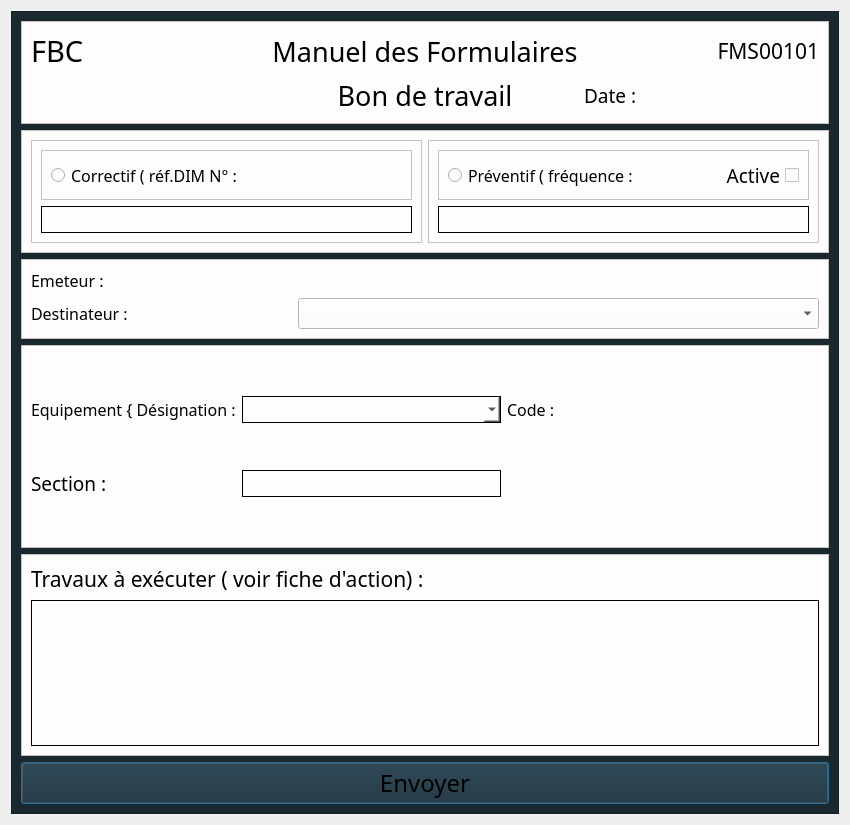
The window that Source/UI/BonTravailUIs/bonTravail.ui (ahmedhamila/GMAO) describes before a commit, drawn with Qt 5.
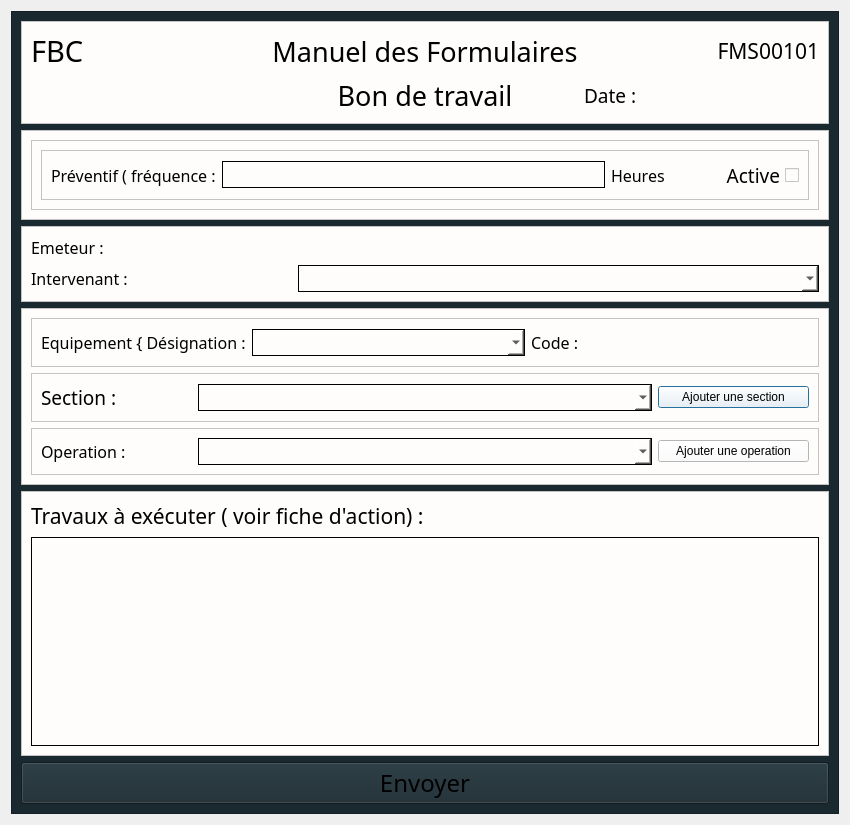
The same window after the commit.

The edit to the form file:
```diff
--- a/Source/UI/BonTravailUIs/bonTravail.ui
+++ b/Source/UI/BonTravailUIs/bonTravail.ui
@@ -34,7 +34,7 @@
      <property name="frameShadow">
       <enum>QFrame::Raised</enum>
      </property>
-     <layout class="QVBoxLayout" name="verticalLayout" stretch="0,0,0,1,1,1">
+     <layout class="QVBoxLayout" name="verticalLayout" stretch="0,0,0,2,3,0">
       <item>
        <widget class="QFrame" name="frame_8">
         <property name="styleSheet">
@@ -135,67 +135,7 @@
         <property name="frameShadow">
          <enum>QFrame::Raised</enum>
         </property>
-        <layout class="QHBoxLayout" name="horizontalLayout" stretch="1,1">
-         <item>
-          <widget class="QFrame" name="frame_2">
-           <property name="frameShape">
-            <enum>QFrame::StyledPanel</enum>
-           </property>
-           <property name="frameShadow">
-            <enum>QFrame::Raised</enum>
-           </property>
-           <layout class="QVBoxLayout" name="verticalLayout_4">
-            <item>
-             <widget class="QFrame" name="frame_10">
-              <property name="frameShape">
-               <enum>QFrame::StyledPanel</enum>
-              </property>
-              <property name="frameShadow">
-               <enum>QFrame::Raised</enum>
-              </property>
-              <layout class="QHBoxLayout" name="horizontalLayout_3">
-               <item>
-                <widget class="QRadioButton" name="radioButtonCorrectif">
-                 <property name="font">
-                  <font>
-                   <family>Modern No. 20</family>
-                   <pointsize>12</pointsize>
-                  </font>
-                 </property>
-                 <property name="text">
-                  <string>Correctif ( réf.DIM N° :</string>
-                 </property>
-                 <attribute name="buttonGroup">
-                  <string notr="true">buttonGroup</string>
-                 </attribute>
-                </widget>
-               </item>
-              </layout>
-             </widget>
-            </item>
-            <item>
-             <widget class="QLineEdit" name="lineEditCorrectif">
-              <property name="maximumSize">
-               <size>
-                <width>1000</width>
-                <height>16777215</height>
-               </size>
-              </property>
-              <property name="font">
-               <font>
-                <pointsize>11</pointsize>
-                <weight>75</weight>
-                <bold>true</bold>
-               </font>
-              </property>
-              <property name="styleSheet">
-               <string notr="true">border: 1px solid back;</string>
-              </property>
-             </widget>
-            </item>
-           </layout>
-          </widget>
-         </item>
+        <layout class="QHBoxLayout" name="horizontalLayout" stretch="1">
          <item>
           <widget class="QFrame" name="frame_3">
            <property name="frameShape">
@@ -213,9 +153,9 @@
               <property name="frameShadow">
                <enum>QFrame::Raised</enum>
               </property>
-              <layout class="QHBoxLayout" name="horizontalLayout_2" stretch="1,1">
+              <layout class="QHBoxLayout" name="horizontalLayout_2" stretch="1,3,0,1">
                <item>
-                <widget class="QRadioButton" name="radioButtonPreventif">
+                <widget class="QLabel" name="label_3">
                  <property name="font">
                   <font>
                    <family>Modern No. 20</family>
@@ -225,9 +165,33 @@
                  <property name="text">
                   <string>Préventif ( fréquence :</string>
                  </property>
-                 <attribute name="buttonGroup">
-                  <string notr="true">buttonGroup</string>
-                 </attribute>
+                </widget>
+               </item>
+               <item>
+                <widget class="QLineEdit" name="lineEditPreventifCuratif">
+                 <property name="font">
+                  <font>
+                   <pointsize>12</pointsize>
+                   <weight>75</weight>
+                   <bold>true</bold>
+                  </font>
+                 </property>
+                 <property name="styleSheet">
+                  <string notr="true">border: 1px solid back;</string>
+                 </property>
+                </widget>
+               </item>
+               <item>
+                <widget class="QLabel" name="label_5">
+                 <property name="font">
+                  <font>
+                   <family>Modern No. 20</family>
+                   <pointsize>12</pointsize>
+                  </font>
+                 </property>
+                 <property name="text">
+                  <string>Heures</string>
+                 </property>
                 </widget>
                </item>
                <item>
@@ -252,20 +216,6 @@
               </layout>
              </widget>
             </item>
-            <item>
-             <widget class="QLineEdit" name="lineEditPreventif">
-              <property name="font">
-               <font>
-                <pointsize>11</pointsize>
-                <weight>75</weight>
-                <bold>true</bold>
-               </font>
-              </property>
-              <property name="styleSheet">
-               <string notr="true">border: 1px solid back;</string>
-              </property>
-             </widget>
-            </item>
            </layout>
           </widget>
          </item>
@@ -293,7 +243,7 @@
             </font>
            </property>
            <property name="text">
-            <string>Destinateur :</string>
+            <string>Intervenant :</string>
            </property>
           </widget>
          </item>
@@ -314,8 +264,10 @@
           <widget class="QLabel" name="labelEmetteur">
            <property name="font">
             <font>
-             <family>Modern No. 20</family>
+             <family>MS Shell Dlg 2</family>
              <pointsize>12</pointsize>
+             <weight>75</weight>
+             <bold>true</bold>
             </font>
            </property>
            <property name="styleSheet">
@@ -335,6 +287,9 @@
              <bold>true</bold>
             </font>
            </property>
+           <property name="styleSheet">
+            <string notr="true">border: 1px solid back;height:25px;</string>
+           </property>
           </widget>
          </item>
         </layout>
@@ -351,98 +306,195 @@
         <property name="frameShadow">
          <enum>QFrame::Raised</enum>
         </property>
-        <layout class="QGridLayout" name="gridLayout_4">
-         <item row="0" column="1">
-          <widget class="QComboBox" name="comboBoxEquipement">
-           <property name="font">
-            <font>
-             <pointsize>12</pointsize>
-             <weight>75</weight>
-             <bold>true</bold>
-            </font>
+        <layout class="QVBoxLayout" name="verticalLayout_4" stretch="1,1,0">
+         <item>
+          <widget class="QFrame" name="frame_2">
+           <property name="frameShape">
+            <enum>QFrame::StyledPanel</enum>
            </property>
-           <property name="styleSheet">
-            <string notr="true">border: 1px solid back;height:25px;</string>
+           <property name="frameShadow">
+            <enum>QFrame::Raised</enum>
            </property>
+           <layout class="QHBoxLayout" name="horizontalLayout_3" stretch="1,2,1,1">
+            <item>
+             <widget class="QLabel" name="label_8">
+              <property name="font">
+               <font>
+                <family>Modern No. 20</family>
+                <pointsize>12</pointsize>
+               </font>
+              </property>
+              <property name="text">
+               <string>Equipement { Désignation :</string>
+              </property>
+             </widget>
+            </item>
+            <item>
+             <widget class="QComboBox" name="comboBoxEquipement">
+              <property name="font">
+               <font>
+                <pointsize>12</pointsize>
+                <weight>75</weight>
+                <bold>true</bold>
+               </font>
+              </property>
+              <property name="styleSheet">
+               <string notr="true">border: 1px solid back;height:25px;</string>
+              </property>
+             </widget>
+            </item>
+            <item>
+             <widget class="QLabel" name="label_9">
+              <property name="font">
+               <font>
+                <family>Modern No. 20</family>
+                <pointsize>12</pointsize>
+               </font>
+              </property>
+              <property name="text">
+               <string>Code :</string>
+              </property>
+             </widget>
+            </item>
+            <item>
+             <widget class="QLabel" name="labelCodeEquipement">
+              <property name="font">
+               <font>
+                <family>MS Shell Dlg 2</family>
+                <pointsize>12</pointsize>
+                <weight>75</weight>
+                <bold>true</bold>
+               </font>
+              </property>
+              <property name="text">
+               <string/>
+              </property>
+             </widget>
+            </item>
+           </layout>
           </widget>
          </item>
-         <item row="2" column="1">
-          <widget class="QLineEdit" name="lineEditSection">
-           <property name="font">
-            <font>
-             <pointsize>11</pointsize>
-             <weight>75</weight>
-             <bold>true</bold>
-            </font>
-           </property>
+         <item>
+          <widget class="QFrame" name="frame_10">
            <property name="styleSheet">
-            <string notr="true">border: 1px solid back;height:25px;</string>
+            <string notr="true"/>
            </property>
-          </widget>
-         </item>
-         <item row="0" column="0">
-          <widget class="QLabel" name="label_8">
-           <property name="font">
-            <font>
-             <family>Modern No. 20</family>
-             <pointsize>12</pointsize>
-            </font>
+           <property name="frameShape">
+            <enum>QFrame::StyledPanel</enum>
            </property>
-           <property name="text">
-            <string>Equipement { Désignation :</string>
+           <property name="frameShadow">
+            <enum>QFrame::Raised</enum>
            </property>
+           <layout class="QHBoxLayout" name="horizontalLayout_4" stretch="1,3,1">
+            <item>
+             <widget class="QLabel" name="label_10">
+              <property name="font">
+               <font>
+                <family>Modern No. 20</family>
+                <pointsize>14</pointsize>
+               </font>
+              </property>
+              <property name="text">
+               <string>Section :</string>
+              </property>
+             </widget>
+            </item>
+            <item>
+             <widget class="QComboBox" name="comboBoxSection">
+              <property name="font">
+               <font>
+                <pointsize>12</pointsize>
+                <weight>75</weight>
+                <bold>true</bold>
+               </font>
+              </property>
+              <property name="styleSheet">
+               <string notr="true">border: 1px solid back;height:25px;</string>
+              </property>
+             </widget>
+            </item>
+            <item>
+             <widget class="QPushButton" name="pushButtonAjoutSection">
+              <property name="cursor">
+               <cursorShape>PointingHandCursor</cursorShape>
+              </property>
+              <property name="styleSheet">
+               <string notr="true">QPushButton{
+height : 25px;
+background-color :#00A8E8;
+}
+
+
+QPushButton:hover{
+	background-color: rgb(0, 92, 157);
+};</string>
+              </property>
+              <property name="text">
+               <string>Ajouter une section</string>
+              </property>
+             </widget>
+            </item>
+           </layout>
           </widget>
          </item>
-         <item row="2" column="0">
-          <widget class="QLabel" name="label_10">
-           <property name="font">
-            <font>
-             <family>Modern No. 20</family>
-             <pointsize>14</pointsize>
-            </font>
+         <item>
+          <widget class="QFrame" name="frame_11">
+           <property name="frameShape">
+            <enum>QFrame::StyledPanel</enum>
            </property>
-           <property name="text">
-            <string>Section :</string>
+           <property name="frameShadow">
+            <enum>QFrame::Raised</enum>
            </property>
-          </widget>
-         </item>
-         <item row="0" column="3">
-          <widget class="QLabel" name="labelCodeEquipement">
-           <property name="font">
-            <font>
-             <family>Modern No. 20</family>
-             <pointsize>12</pointsize>
-            </font>
-           </property>
-           <property name="text">
-            <string/>
-           </property>
-          </widget>
-         </item>
-         <item row="2" column="3">
-          <spacer name="horizontalSpacer">
-           <property name="orientation">
-            <enum>Qt::Horizontal</enum>
-           </property>
-           <property name="sizeHint" stdset="0">
-            <size>
-             <width>40</width>
-             <height>20</height>
-            </size>
-           </property>
-          </spacer>
-         </item>
-         <item row="0" column="2">
-          <widget class="QLabel" name="label_9">
-           <property name="font">
-            <font>
-             <family>Modern No. 20</family>
-             <pointsize>12</pointsize>
-            </font>
-           </property>
-           <property name="text">
-            <string>Code :</string>
-           </property>
+           <layout class="QHBoxLayout" name="horizontalLayout_5" stretch="1,3,1">
+            <item>
+             <widget class="QLabel" name="label_12">
+              <property name="font">
+               <font>
+                <family>Modern No. 20</family>
+                <pointsize>12</pointsize>
+               </font>
+              </property>
+              <property name="text">
+               <string>Operation :</string>
+              </property>
+             </widget>
+            </item>
+            <item>
+             <widget class="QComboBox" name="comboBoxOperation">
+              <property name="font">
+               <font>
+                <pointsize>12</pointsize>
+                <weight>75</weight>
+                <bold>true</bold>
+               </font>
+              </property>
+              <property name="styleSheet">
+               <string notr="true">border: 1px solid back;height:25px;</string>
+              </property>
+             </widget>
+            </item>
+            <item>
+             <widget class="QPushButton" name="pushButtonAjoutOperation">
+              <property name="cursor">
+               <cursorShape>PointingHandCursor</cursorShape>
+              </property>
+              <property name="styleSheet">
+               <string notr="true">QPushButton{
+height : 25px;
+background-color :#00A8E8;
+}
+
+
+QPushButton:hover{
+	background-color: rgb(0, 92, 157);
+};</string>
+              </property>
+              <property name="text">
+               <string>Ajouter une operation</string>
+              </property>
+             </widget>
+            </item>
+           </layout>
           </widget>
          </item>
         </layout>
@@ -480,7 +532,7 @@
           <widget class="QTextEdit" name="textEditDescription">
            <property name="font">
             <font>
-             <pointsize>11</pointsize>
+             <pointsize>12</pointsize>
              <weight>75</weight>
              <bold>true</bold>
             </font>
```
